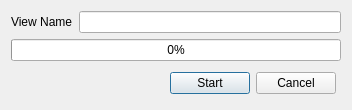
This is analyzer/ui/AnalyzeWindow.ui in igorJarek/SourceCodeAnalyzer as Qt 5 draws it before an edit. The edited form follows.
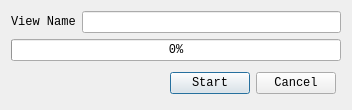
This is the edited form.

Commit message: analyzer: change font to Consolas

```diff
--- a/analyzer/ui/AnalyzeWindow.ui
+++ b/analyzer/ui/AnalyzeWindow.ui
@@ -7,9 +7,14 @@
     <x>0</x>
     <y>0</y>
     <width>352</width>
-    <height>106</height>
+    <height>109</height>
    </rect>
   </property>
+  <property name="font">
+   <font>
+    <family>Consolas</family>
+   </font>
+  </property>
   <property name="windowTitle">
    <string>Analyze Window</string>
   </property>
@@ -18,6 +23,11 @@
     <layout class="QHBoxLayout" name="horizontalLayout">
      <item>
       <widget class="QLabel" name="label">
+       <property name="font">
+        <font>
+         <family>Consolas</family>
+        </font>
+       </property>
        <property name="lineWidth">
         <number>1</number>
        </property>
@@ -36,7 +46,13 @@
       </widget>
      </item>
      <item>
-      <widget class="QLineEdit" name="viewNameEdit"/>
+      <widget class="QLineEdit" name="viewNameEdit">
+       <property name="font">
+        <font>
+         <family>Consolas</family>
+        </font>
+       </property>
+      </widget>
      </item>
     </layout>
    </item>
@@ -85,6 +101,11 @@
      </item>
      <item>
       <widget class="QPushButton" name="startButton">
+       <property name="font">
+        <font>
+         <family>Consolas</family>
+        </font>
+       </property>
        <property name="text">
         <string>Start</string>
        </property>
@@ -92,6 +113,11 @@
      </item>
      <item>
       <widget class="QPushButton" name="cancelButton">
+       <property name="font">
+        <font>
+         <family>Consolas</family>
+        </font>
+       </property>
        <property name="text">
         <string>Cancel</string>
        </property>
```
The commit also changes 4 other files.
